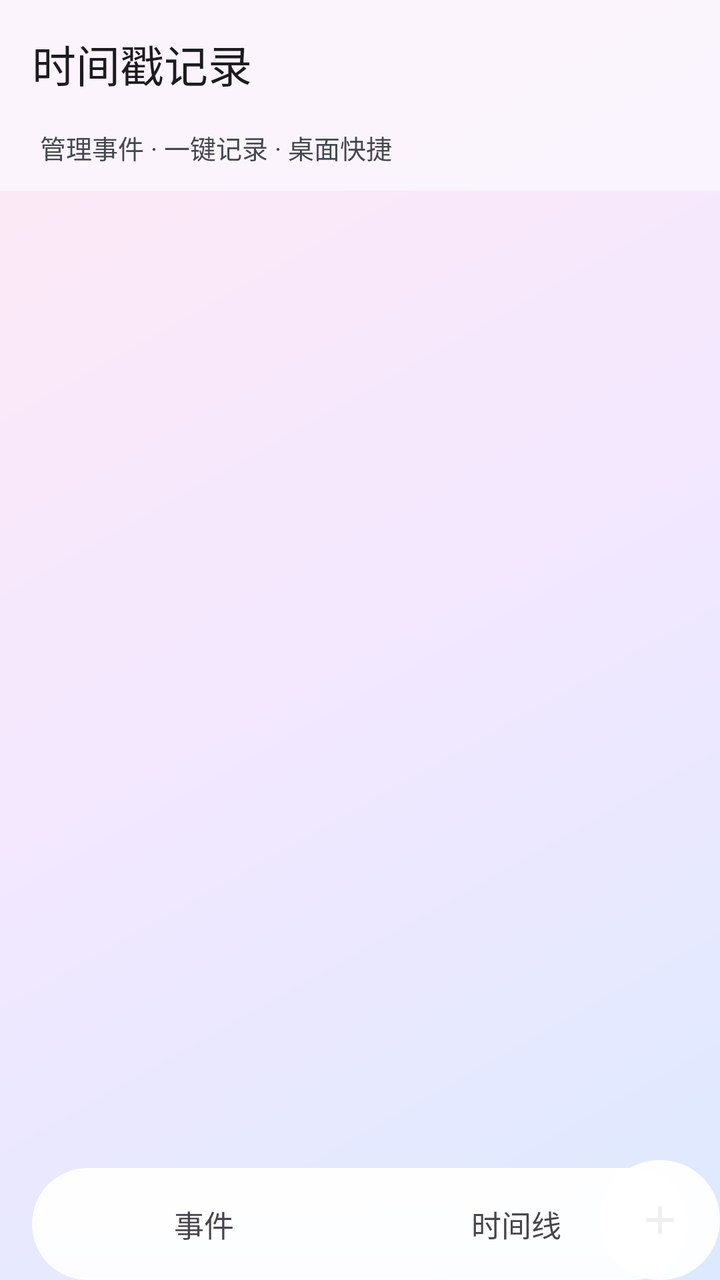
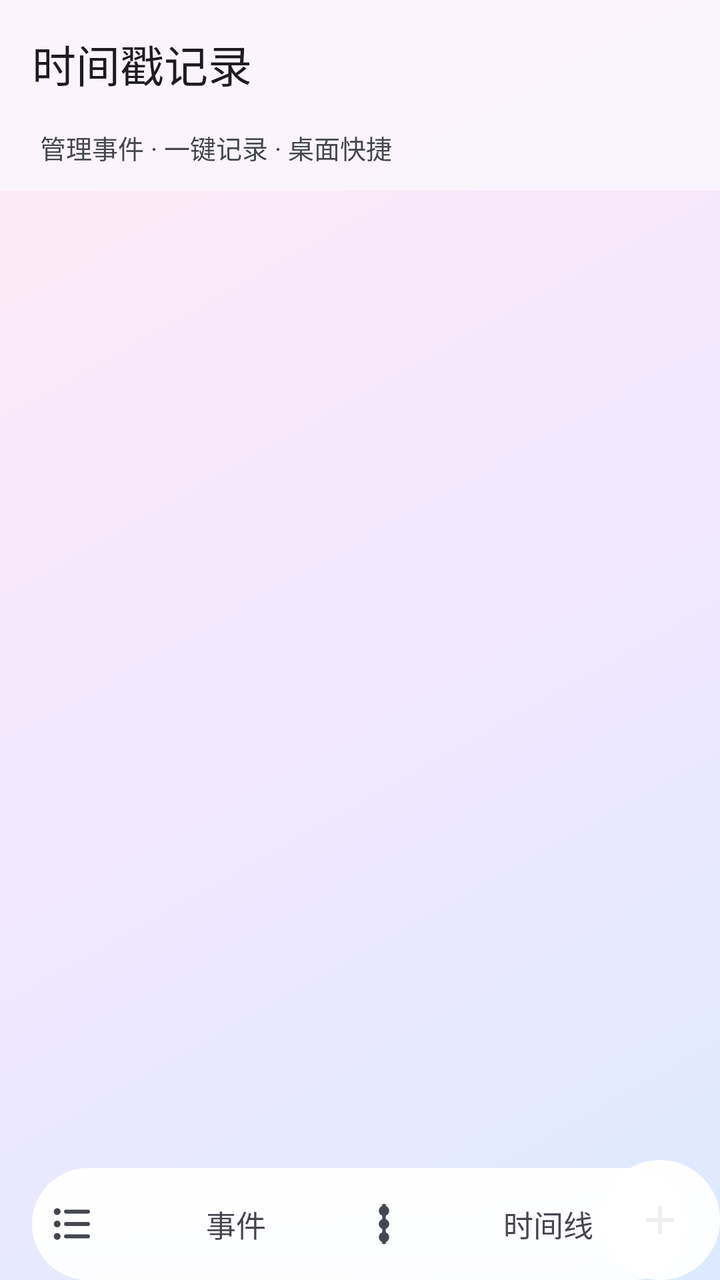

Compare the two renders of this Android layout. The source of the first and the diff that turns it into the second are given below.
<!-- AndroidManifest.xml: application theme Theme.Timestamp -->
<!-- res/layout/activity_main.xml -->
<?xml version="1.0" encoding="utf-8"?>
<FrameLayout xmlns:android="http://schemas.android.com/apk/res/android"
    xmlns:app="http://schemas.android.com/apk/res-auto"
    android:id="@+id/root"
    android:layout_width="match_parent"
    android:layout_height="match_parent">

    <androidx.coordinatorlayout.widget.CoordinatorLayout
        android:id="@+id/mainHost"
        android:layout_width="match_parent"
        android:layout_height="match_parent"
        android:background="@drawable/bg_main_gradient">

        
        <View
            android:id="@+id/timelineTrack"
            android:layout_width="2dp"
            android:layout_height="match_parent"
            android:layout_gravity="top"
            android:layout_marginStart="@dimen/timeline_line_inset"
            android:background="@drawable/timeline_track"
            android:visibility="gone" />

        <com.google.android.material.appbar.AppBarLayout
            android:id="@+id/appBar"
            android:layout_width="match_parent"
            android:layout_height="wrap_content"
            android:background="@color/glass_toolbar"
            app:elevation="0dp">

            <com.google.android.material.appbar.MaterialToolbar
                android:id="@+id/toolbar"
                android:layout_width="match_parent"
                android:layout_height="?attr/actionBarSize"
                app:title="@string/main_title"
                app:titleTextAppearance="@style/TextAppearance.Material3.TitleLarge" />

            <TextView
                android:id="@+id/tvSubtitle"
                android:layout_width="wrap_content"
                android:layout_height="wrap_content"
                android:paddingStart="20dp"
                android:paddingBottom="12dp"
                android:text="@string/main_subtitle"
                android:textColor="?attr/colorOnSurfaceVariant"
                android:textSize="13sp" />
        </com.google.android.material.appbar.AppBarLayout>

        
        <FrameLayout
            android:layout_width="match_parent"
            android:layout_height="match_parent"
            app:layout_behavior="@string/appbar_scrolling_view_behavior">

            <TextView
                android:id="@+id/tvEmpty"
                android:layout_width="match_parent"
                android:layout_height="wrap_content"
                android:layout_marginTop="64dp"
                android:gravity="center"
                android:lineSpacingExtra="6dp"
                android:text="@string/empty_events"
                android:textColor="?attr/colorOnSurfaceVariant"
                android:textSize="15sp"
                android:visibility="gone" />

            <androidx.recyclerview.widget.RecyclerView
                android:id="@+id/recyclerEvents"
                android:layout_width="match_parent"
                android:layout_height="match_parent"
                android:clipToPadding="false"
                android:paddingStart="16dp"
                android:paddingEnd="16dp"
                android:paddingTop="4dp"
                android:paddingBottom="@dimen/list_bottom_padding"
                android:scrollbars="vertical" />

            <TextView
                android:id="@+id/tvEmptyTimeline"
                android:layout_width="match_parent"
                android:layout_height="wrap_content"
                android:layout_marginTop="64dp"
                android:gravity="center"
                android:lineSpacingExtra="6dp"
                android:text="@string/timeline_empty"
                android:textColor="?attr/colorOnSurfaceVariant"
                android:textSize="15sp"
                android:visibility="gone" />

            <androidx.recyclerview.widget.RecyclerView
                android:id="@+id/recyclerTimeline"
                android:layout_width="match_parent"
                android:layout_height="match_parent"
                android:clipToPadding="false"
                android:paddingStart="16dp"
                android:paddingEnd="16dp"
                android:paddingTop="8dp"
                android:paddingBottom="@dimen/list_bottom_padding"
                android:scrollbars="vertical"
                android:visibility="gone" />
        </FrameLayout>

        
        <ImageButton
            android:id="@+id/fabAdd"
            android:layout_width="60dp"
            android:layout_height="60dp"
            android:layout_gravity="bottom|end"
            android:background="@drawable/fab_liquid"
            android:contentDescription="@string/fab_add"
            android:elevation="6dp"
            android:foreground="?attr/selectableItemBackgroundBorderless"
            android:outlineProvider="background"
            android:scaleType="center"
            android:src="@drawable/ic_add" />
    </androidx.coordinatorlayout.widget.CoordinatorLayout>

    
    <FrameLayout
        android:id="@+id/bottomBar"
        android:layout_width="match_parent"
        android:layout_height="@dimen/tab_bar_height"
        android:layout_gravity="bottom"
        android:layout_marginStart="@dimen/space_4"
        android:layout_marginEnd="@dimen/space_4"
        android:background="@drawable/bg_bottom_nav">

        <LinearLayout
            android:id="@+id/tabContent"
            android:layout_width="match_parent"
            android:layout_height="match_parent"
            android:orientation="horizontal"
            android:paddingStart="8dp"
            android:paddingEnd="8dp">

            <TextView
                android:id="@+id/tabEvents"
                android:layout_width="0dp"
                android:layout_height="match_parent"
                android:layout_weight="1"
                android:gravity="center"
                android:text="@string/tab_events"
                android:textSize="15sp" />

            <TextView
                android:id="@+id/tabTimeline"
                android:layout_width="0dp"
                android:layout_height="match_parent"
                android:layout_weight="1"
                android:gravity="center"
                android:text="@string/tab_timeline"
                android:textSize="15sp" />
        </LinearLayout>
    </FrameLayout>
</FrameLayout>
<!-- resources referenced by this layout -->
<resources>
  <color name="glass_toolbar">#BFFBF8FF</color>
  <dimen name="list_bottom_padding">140dp</dimen>
  <dimen name="space_4">16dp</dimen>
  <dimen name="tab_bar_height">56dp</dimen>
  <dimen name="timeline_line_inset">26dp</dimen>
  <!-- drawable bg_bottom_nav (drawable) -->
  <?xml version="1.0" encoding="utf-8"?>
  <layer-list xmlns:android="http://schemas.android.com/apk/res/android">
      <item>
          <shape android:shape="rectangle">
              <corners android:radius="28dp" />
              <gradient
                  android:angle="270"
                  android:startColor="#F2FFFFFF"
                  android:endColor="#E6FFFFFF" />
          </shape>
      </item>
      
      <item>
          <shape android:shape="rectangle">
              <corners android:radius="28dp" />
              <stroke
                  android:width="1dp"
                  android:color="#40FFFFFF" />
          </shape>
      </item>
  </layer-list>
  <!-- drawable bg_main_gradient (drawable) -->
  <?xml version="1.0" encoding="utf-8"?>
  <shape xmlns:android="http://schemas.android.com/apk/res/android"
      android:shape="rectangle">
      <gradient
          android:type="linear"
          android:angle="135"
          android:startColor="#DCE9FF"
          android:centerColor="#F3E8FF"
          android:endColor="#FFE9F3" />
  </shape>
  <!-- drawable fab_liquid (drawable) -->
  <?xml version="1.0" encoding="utf-8"?>
  <layer-list xmlns:android="http://schemas.android.com/apk/res/android">
      <item>
          <shape android:shape="oval">
              <gradient
                  android:angle="270"
                  android:startColor="#F2FFFFFF"
                  android:endColor="#E8FFFFFF" />
          </shape>
      </item>
      <item>
          <shape android:shape="oval">
              <stroke
                  android:width="1dp"
                  android:color="#33FFFFFF" />
          </shape>
      </item>
  </layer-list>
  <!-- drawable ic_add (drawable) -->
  <?xml version="1.0" encoding="utf-8"?>
  <vector xmlns:android="http://schemas.android.com/apk/res/android"
      android:width="24dp"
      android:height="24dp"
      android:viewportWidth="24"
      android:viewportHeight="24"
      android:tint="?attr/colorOnSurface">
      <path
          android:fillColor="@android:color/white"
          android:pathData="M19,13h-6v6h-2v-6H5v-2h6V5h2v6h6v2z" />
  </vector>
  <!-- drawable timeline_track (drawable) -->
  <?xml version="1.0" encoding="utf-8"?>
  <shape xmlns:android="http://schemas.android.com/apk/res/android"
      android:shape="rectangle">
      <solid android:color="#1F44474F" />
  </shape>
  <string name="empty_events">还没有事件\n点击右下角 + 添加第一个事件</string>
  <string name="fab_add">添加事件</string>
  <string name="main_subtitle">管理事件 · 一键记录 · 桌面快捷</string>
  <string name="main_title">时间戳记录</string>
  <string name="tab_events">事件</string>
  <string name="tab_timeline">时间线</string>
  <string name="timeline_empty">还没有任何记录\n先到主页点几下「记录」吧</string>
  <color name="md_primary">#1565C0</color>
  <color name="md_on_primary">#FFFFFF</color>
  <color name="md_primary_container">#D7E3FF</color>
  <color name="md_on_primary_container">#001B3F</color>
  <color name="md_secondary">#546E7A</color>
  <color name="md_on_secondary">#FFFFFF</color>
  <color name="md_secondary_container">#D6E4EC</color>
  <color name="md_on_secondary_container">#0E1D25</color>
  <color name="md_background">#FBF8FF</color>
  <color name="md_surface">#FBF8FF</color>
  <color name="md_on_surface">#1A1C1E</color>
  <color name="md_surface_variant">#E1E2EC</color>
  <color name="md_on_surface_variant">#44474F</color>
  <color name="md_outline">#74777F</color>
</resources>

<!-- the commit's change to res/layout/activity_main.xml (unified diff, before → after) -->
@@ -133,11 +133,15 @@
             android:paddingStart="8dp"
             android:paddingEnd="8dp">
 
+            
             <TextView
                 android:id="@+id/tabEvents"
                 android:layout_width="0dp"
                 android:layout_height="match_parent"
                 android:layout_weight="1"
+                android:drawableStart="@drawable/ic_tab_events"
+                android:drawablePadding="8dp"
+                android:drawableTint="?attr/colorOnSurfaceVariant"
                 android:gravity="center"
                 android:text="@string/tab_events"
                 android:textSize="15sp" />
@@ -147,6 +151,9 @@
                 android:layout_width="0dp"
                 android:layout_height="match_parent"
                 android:layout_weight="1"
+                android:drawableStart="@drawable/ic_tab_timeline"
+                android:drawablePadding="8dp"
+                android:drawableTint="?attr/colorOnSurfaceVariant"
                 android:gravity="center"
                 android:text="@string/tab_timeline"
                 android:textSize="15sp" />
